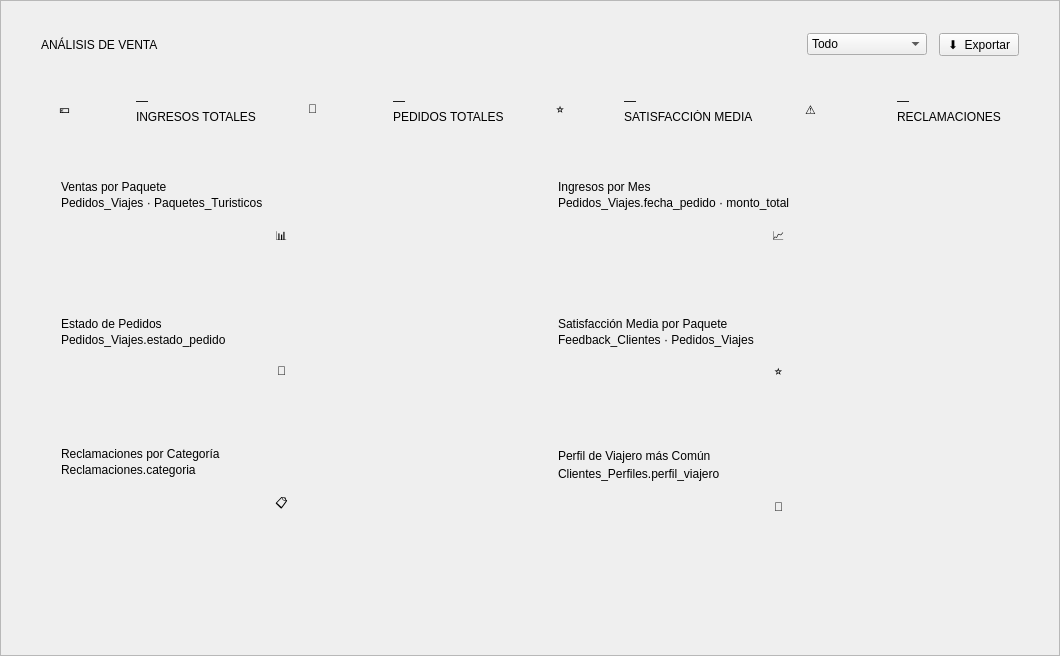
Before: the Qt Designer form src/vista/ui/vistaAnalisis.ui in laraanton/InSo, drawn with Qt 5.
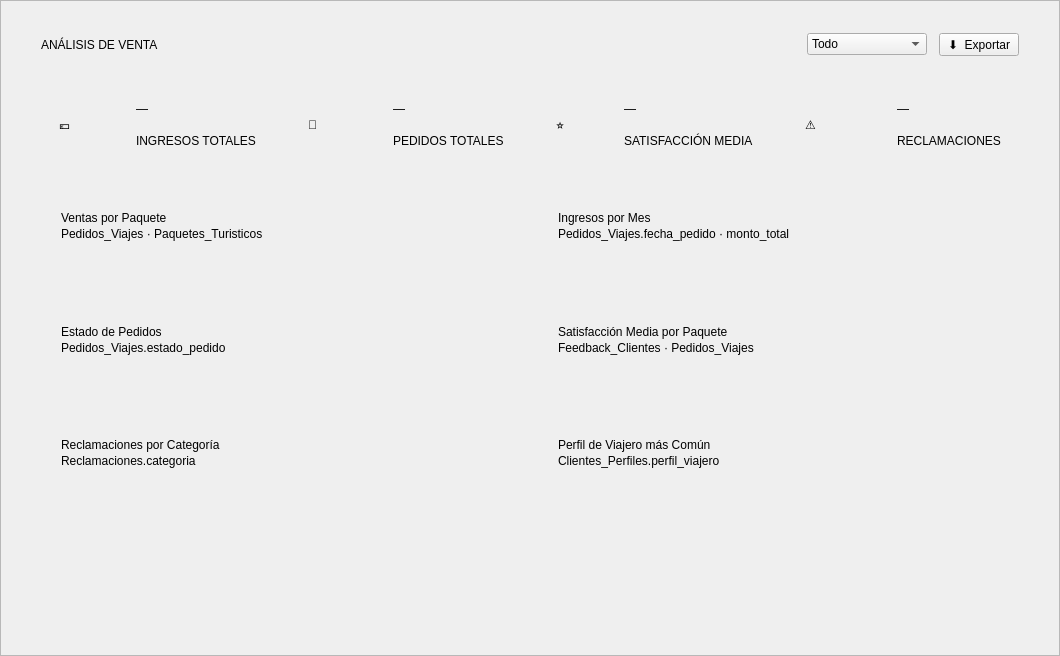
After: the same form once the commit is applied.

Commit message:
Refactor UI styles and remove placeholder labels
Updated font sizes and styles for various UI elements. Removed placeholder labels for charts and adjusted layout properties.

What changed in the file:
```diff
--- a/src/vista/ui/vistaAnalisis.ui
+++ b/src/vista/ui/vistaAnalisis.ui
@@ -393,14 +393,6 @@
             <item>
              <widget class="QFrame" name="chartArea1">
               <property name="minimumHeight"><number>170</number></property>
-              <layout class="QVBoxLayout">
-               <item>
-                <widget class="QLabel" name="chartPlaceholder1">
-                 <property name="text"><string>📊</string></property>
-                 <property name="alignment"><set>Qt::AlignCenter</set></property>
-                </widget>
-               </item>
-              </layout>
              </widget>
             </item>
            </layout>
@@ -435,14 +427,6 @@
             <item>
              <widget class="QFrame" name="chartArea2">
               <property name="minimumHeight"><number>170</number></property>
-              <layout class="QVBoxLayout">
-               <item>
-                <widget class="QLabel" name="chartPlaceholder2">
-                 <property name="text"><string>📈</string></property>
-                 <property name="alignment"><set>Qt::AlignCenter</set></property>
-                </widget>
-               </item>
-              </layout>
              </widget>
             </item>
            </layout>
@@ -485,14 +469,6 @@
             <item>
              <widget class="QFrame" name="chartArea3">
               <property name="minimumHeight"><number>170</number></property>
-              <layout class="QVBoxLayout">
-               <item>
-                <widget class="QLabel" name="chartPlaceholder3">
-                 <property name="text"><string>🥧</string></property>
-                 <property name="alignment"><set>Qt::AlignCenter</set></property>
-                </widget>
-               </item>
-              </layout>
              </widget>
             </item>
            </layout>
@@ -527,14 +503,6 @@
             <item>
              <widget class="QFrame" name="chartArea4">
               <property name="minimumHeight"><number>170</number></property>
-              <layout class="QVBoxLayout">
-               <item>
-                <widget class="QLabel" name="chartPlaceholder4">
-                 <property name="text"><string>⭐</string></property>
-                 <property name="alignment"><set>Qt::AlignCenter</set></property>
-                </widget>
-               </item>
-              </layout>
              </widget>
             </item>
            </layout>
@@ -577,14 +545,6 @@
             <item>
              <widget class="QFrame" name="chartArea5">
               <property name="minimumHeight"><number>170</number></property>
-              <layout class="QVBoxLayout">
-               <item>
-                <widget class="QLabel" name="chartPlaceholder5">
-                 <property name="text"><string>📋</string></property>
-                 <property name="alignment"><set>Qt::AlignCenter</set></property>
-                </widget>
-               </item>
-              </layout>
              </widget>
             </item>
            </layout>
@@ -619,14 +579,6 @@
             <item>
              <widget class="QFrame" name="chartArea6">
               <property name="minimumHeight"><number>170</number></property>
-              <layout class="QVBoxLayout">
-               <item>
-                <widget class="QLabel" name="chartPlaceholder6">
-                 <property name="text"><string>🧭</string></property>
-                 <property name="alignment"><set>Qt::AlignCenter</set></property>
-                </widget>
-               </item>
-              </layout>
              </widget>
             </item>
            </layout>
```
Left out of the diff: 69 changed lines with no effect on the pictures.
